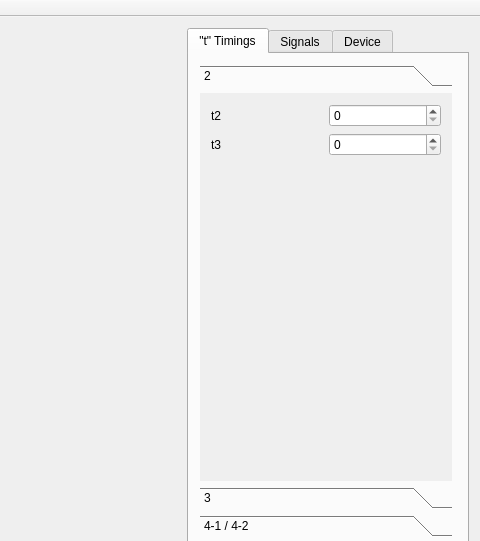
MichaelColonel/Viking, file mainwindow.ui: the form before one commit; both pictures show x 464 to 944 and y 0 to 541 of the 944 by 695 pixel window.
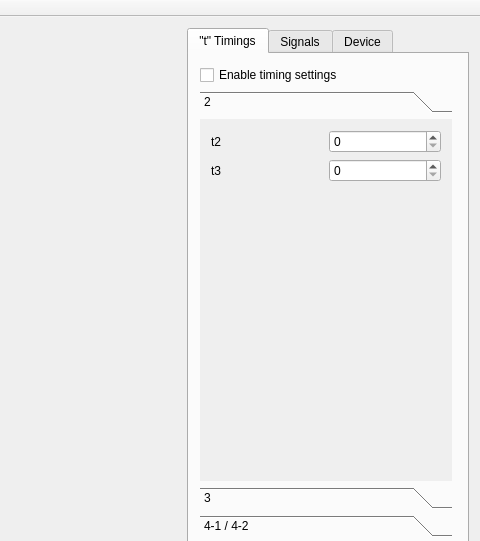
The form after the commit. The open tabs and pages were chosen to show the change. Custom widgets are drawn as their Qt base class.

```diff
--- a/mainwindow.ui
+++ b/mainwindow.ui
@@ -57,7 +57,7 @@
         <string>&quot;t&quot; Timings</string>
        </attribute>
        <layout class="QGridLayout" name="gridLayout_11">
-        <item row="0" column="0">
+        <item row="1" column="0">
          <widget class="QToolBox" name="toolBoxSignalsTest">
           <property name="currentIndex">
            <number>2</number>
@@ -68,7 +68,7 @@
              <x>0</x>
              <y>0</y>
              <width>256</width>
-             <height>384</height>
+             <height>339</height>
             </rect>
            </property>
            <attribute name="label">
@@ -454,6 +454,13 @@
           </widget>
          </widget>
         </item>
+        <item row="0" column="0">
+         <widget class="QCheckBox" name="checkBoxTimingSettings">
+          <property name="text">
+           <string>Enable timing settings</string>
+          </property>
+         </widget>
+        </item>
        </layout>
       </widget>
       <widget class="QWidget" name="tabSignals">
```
Left out of the diff: 35 changed lines with no effect on the pictures.
